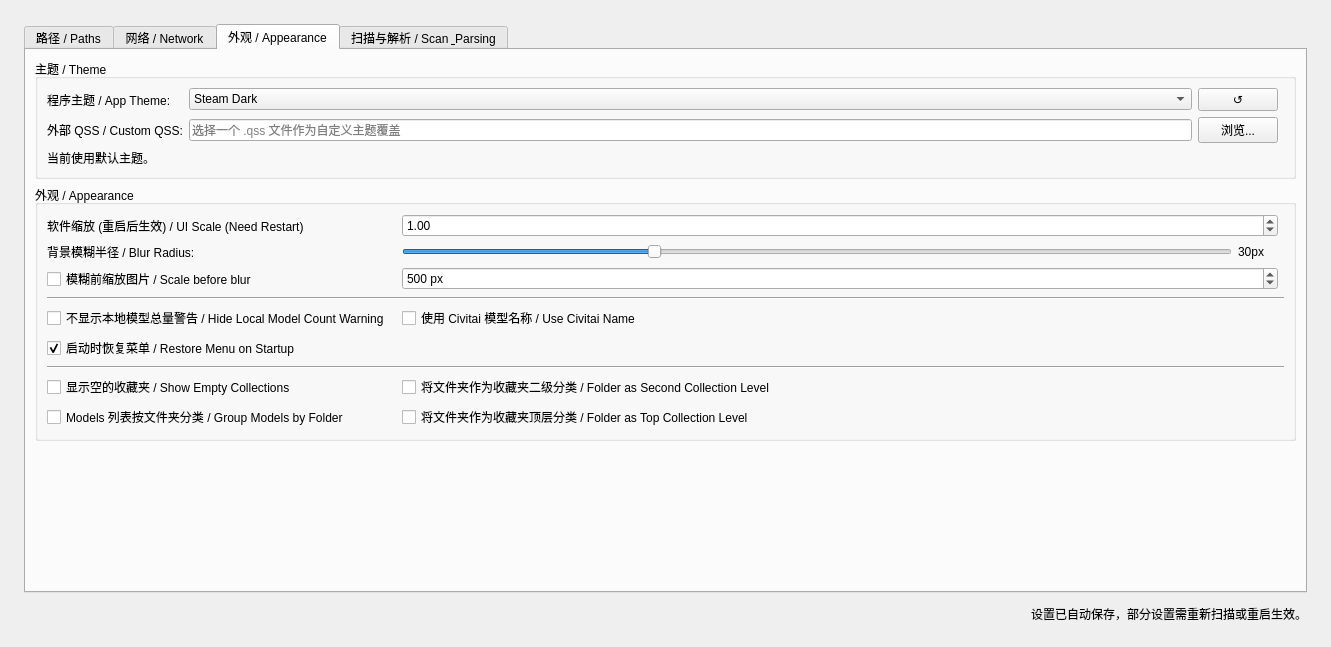
Old version of the form pages/settingspage.ui in the repository hanbinhsh/SD-LoRA-Manager.
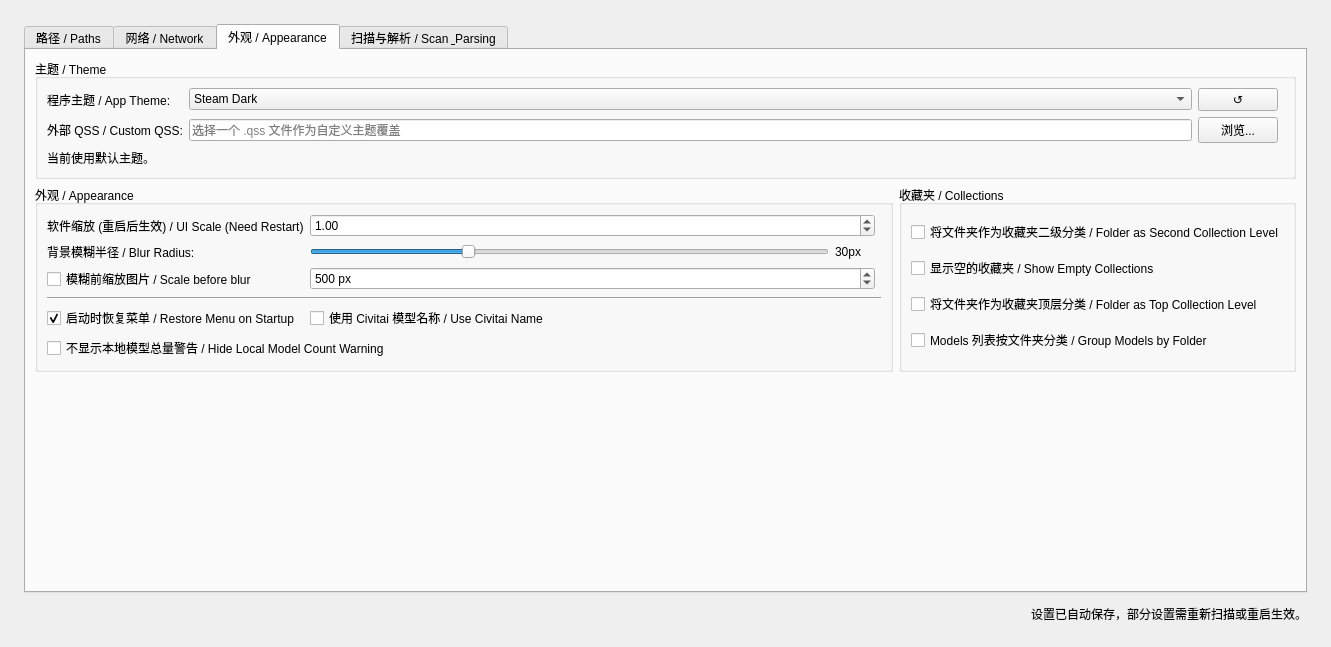
New version of the form. The open tabs and pages were chosen to show the change.

```diff
--- a/pages/settingspage.ui
+++ b/pages/settingspage.ui
@@ -403,12 +403,14 @@
         </widget>
        </item>
        <item>
+        <layout class="QHBoxLayout" name="horizontalLayout_4">
+         <item>
         <widget class="QGroupBox" name="groupAppearance">
          <property name="title">
           <string>外观 / Appearance</string>
          </property>
          <layout class="QGridLayout" name="gridLayout">
-          <item row="0" column="2">
+            <item row="0" column="1">
            <widget class="QDoubleSpinBox" name="spinUiScale">
             <property name="minimum">
              <double>0.250000000000000</double>
@@ -424,40 +426,6 @@
             </property>
            </widget>
           </item>
-          <item row="4" column="2">
-           <widget class="QCheckBox" name="chkUseCivitaiName">
-            <property name="toolTip">
-             <string>勾选后，如果本地存在 JSON 元数据，将显示模型的真实名称（如 'ChilloutMix [Pruned]'）而非文件名。</string>
-            </property>
-            <property name="text">
-             <string>使用 Civitai 模型名称 / Use Civitai Name</string>
-            </property>
-           </widget>
-          </item>
-          <item row="8" column="0">
-           <widget class="QCheckBox" name="chkModelListFolderGrouping">
-            <property name="toolTip">
-             <string>勾选后，Models 列表会按已启用的 LoRA 根目录分组显示。</string>
-            </property>
-            <property name="text">
-             <string>Models 列表按文件夹分类 / Group Models by Folder</string>
-            </property>
-           </widget>
-          </item>
-          <item row="0" column="0">
-           <widget class="QLabel" name="label">
-            <property name="text">
-             <string>软件缩放 (重启后生效) / UI Scale (Need Restart)</string>
-            </property>
-           </widget>
-          </item>
-          <item row="6" column="0" colspan="4">
-           <widget class="Line" name="line">
-            <property name="orientation">
-             <enum>Qt::Orientation::Horizontal</enum>
-            </property>
-           </widget>
-          </item>
           <item row="2" column="0">
            <widget class="QCheckBox" name="chkDownscaleBlur">
             <property name="toolTip">
@@ -468,34 +436,14 @@
             </property>
            </widget>
           </item>
-          <item row="7" column="2">
-           <widget class="QCheckBox" name="chkCollectionFolderSecondLevel">
-            <property name="toolTip">
-             <string>勾选后，Collections 侧边栏先显示收藏夹，再在收藏夹下按 LoRA 根目录分组。</string>
-            </property>
-            <property name="text">
-             <string>将文件夹作为收藏夹二级分类 / Folder as Second Collection Level</string>
-            </property>
-           </widget>
-          </item>
-          <item row="8" column="2">
-           <widget class="QCheckBox" name="chkCollectionFolderTopLevel">
-            <property name="toolTip">
-             <string>勾选后，Collections 侧边栏先按 LoRA 根目录分组，再在每个文件夹下显示收藏夹。</string>
-            </property>
-            <property name="text">
-             <string>将文件夹作为收藏夹顶层分类 / Folder as Top Collection Level</string>
-            </property>
-           </widget>
-          </item>
-          <item row="3" column="0" colspan="4">
+            <item row="3" column="0" colspan="3">
            <widget class="Line" name="line_2">
             <property name="orientation">
              <enum>Qt::Orientation::Horizontal</enum>
             </property>
            </widget>
           </item>
-          <item row="1" column="2">
+            <item row="1" column="1">
            <layout class="QHBoxLayout" name="horizontalLayout">
             <item>
              <widget class="QSlider" name="sliderBlur">
@@ -535,27 +483,14 @@
             </property>
            </widget>
           </item>
-          <item row="4" column="0">
-           <widget class="QCheckBox" name="chkSuppressLocalWarnings">
-            <property name="toolTip">
-             <string>勾选后，不再弹出“检测到 X 个本地/已编辑模型”的总量提醒；单个模型的覆盖确认仍会保留。</string>
-            </property>
+            <item row="0" column="0">
+             <widget class="QLabel" name="label">
             <property name="text">
-             <string>不显示本地模型总量警告 / Hide Local Model Count Warning</string>
+               <string>软件缩放 (重启后生效) / UI Scale (Need Restart)</string>
             </property>
            </widget>
           </item>
-          <item row="7" column="0">
-           <widget class="QCheckBox" name="chkShowEmptyCollections">
-            <property name="toolTip">
-             <string>如果取消勾选，不包含任何模型（或被搜索过滤后为空）的收藏夹将不会显示在侧边栏中。</string>
-            </property>
-            <property name="text">
-             <string>显示空的收藏夹 / Show Empty Collections</string>
-            </property>
-           </widget>
-          </item>
-          <item row="2" column="2">
+            <item row="2" column="1">
            <widget class="QSpinBox" name="spinBlurWidth">
             <property name="suffix">
              <string> px</string>
@@ -571,7 +506,17 @@
             </property>
            </widget>
           </item>
-          <item row="5" column="0">
+            <item row="4" column="1">
+             <widget class="QCheckBox" name="chkUseCivitaiName">
+              <property name="toolTip">
+               <string>勾选后，如果本地存在 JSON 元数据，将显示模型的真实名称（如 'ChilloutMix [Pruned]'）而非文件名。</string>
+              </property>
+              <property name="text">
+               <string>使用 Civitai 模型名称 / Use Civitai Name</string>
+              </property>
+             </widget>
+            </item>
+            <item row="4" column="0">
            <widget class="QCheckBox" name="chkRestoreTreeState">
             <property name="toolTip">
              <string>下次启动时，保持当前收藏夹的展开状态和滚动条位置。</string>
@@ -584,8 +529,69 @@
             </property>
            </widget>
           </item>
-         </layout>
-        </widget>
+            <item row="6" column="0" colspan="2">
+             <widget class="QCheckBox" name="chkSuppressLocalWarnings">
+              <property name="toolTip">
+               <string>勾选后，不再弹出“检测到 X 个本地/已编辑模型”的总量提醒；单个模型的覆盖确认仍会保留。</string>
+              </property>
+              <property name="text">
+               <string>不显示本地模型总量警告 / Hide Local Model Count Warning</string>
+              </property>
+             </widget>
+            </item>
+           </layout>
+          </widget>
+         </item>
+         <item>
+          <widget class="QGroupBox" name="groupBox">
+           <property name="title">
+            <string>收藏夹 / Collections</string>
+           </property>
+           <layout class="QVBoxLayout" name="verticalLayout">
+            <item>
+             <widget class="QCheckBox" name="chkCollectionFolderSecondLevel">
+              <property name="toolTip">
+               <string>勾选后，Collections 侧边栏先显示收藏夹，再在收藏夹下按 LoRA 根目录分组。</string>
+              </property>
+              <property name="text">
+               <string>将文件夹作为收藏夹二级分类 / Folder as Second Collection Level</string>
+              </property>
+             </widget>
+            </item>
+            <item>
+             <widget class="QCheckBox" name="chkShowEmptyCollections">
+              <property name="toolTip">
+               <string>如果取消勾选，不包含任何模型（或被搜索过滤后为空）的收藏夹将不会显示在侧边栏中。</string>
+              </property>
+              <property name="text">
+               <string>显示空的收藏夹 / Show Empty Collections</string>
+              </property>
+             </widget>
+            </item>
+            <item>
+             <widget class="QCheckBox" name="chkCollectionFolderTopLevel">
+              <property name="toolTip">
+               <string>勾选后，Collections 侧边栏先按 LoRA 根目录分组，再在每个文件夹下显示收藏夹。</string>
+              </property>
+              <property name="text">
+               <string>将文件夹作为收藏夹顶层分类 / Folder as Top Collection Level</string>
+              </property>
+             </widget>
+            </item>
+            <item>
+             <widget class="QCheckBox" name="chkModelListFolderGrouping">
+              <property name="toolTip">
+               <string>勾选后，Models 列表会按已启用的 LoRA 根目录分组显示。</string>
+              </property>
+              <property name="text">
+               <string>Models 列表按文件夹分类 / Group Models by Folder</string>
+              </property>
+             </widget>
+            </item>
+           </layout>
+          </widget>
+         </item>
+        </layout>
        </item>
        <item>
         <spacer name="verticalSpacer_Appearance">
```
Left out of the diff: 86 changed lines with no effect on the pictures. Lines whose indentation alone changed are shown as unchanged.
